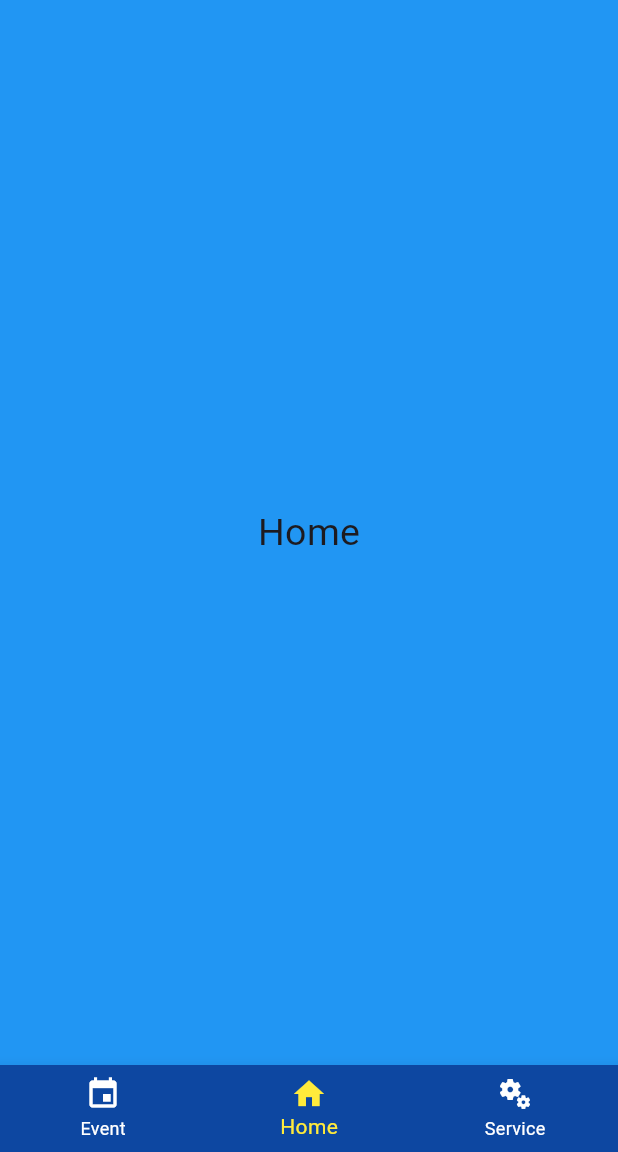
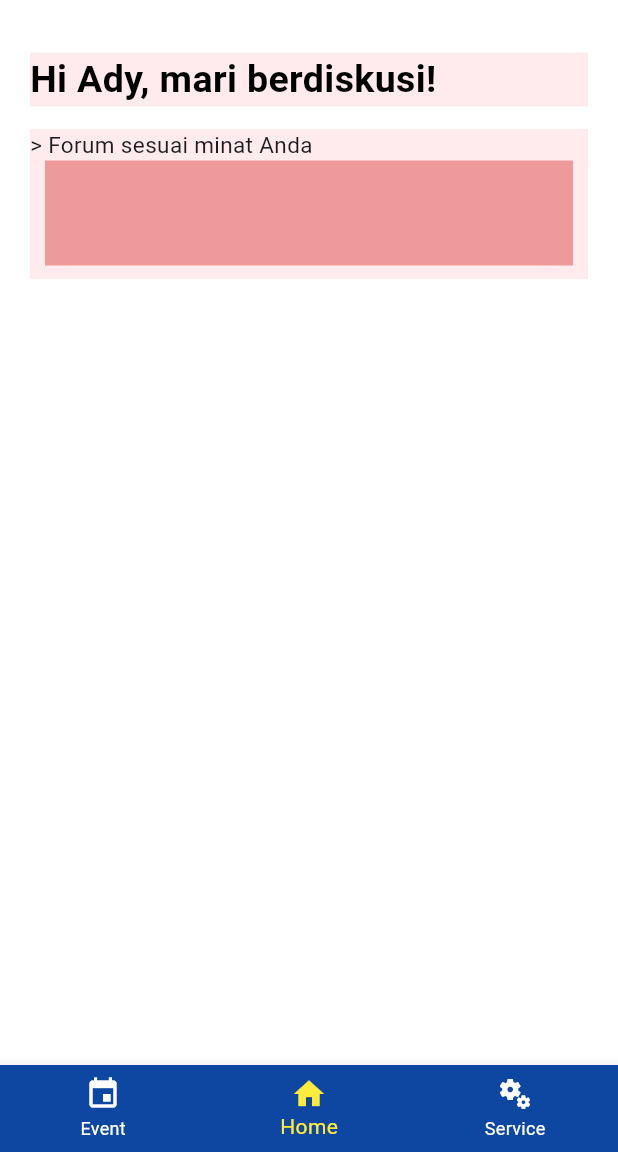
Before and after one commit to adyfp24/flutter-learn-basic, a Flutter app: the screen it shows after launch, swiped to page 2, on a phone screen of 412 x 824 dp, the part 84-1236 px from its top. Run offline on Flutter 3.47's test engine with Material 3 defaults, Android fonts, the phone set to English and light mode, and no system bars.

Commit message:
add homepage contents

```diff
--- a/lib/main.dart
+++ b/lib/main.dart
@@ -28,7 +28,7 @@ class MainScreen extends StatefulWidget {
 class _MainScreenState extends State<MainScreen> {
   String appBarTitle = "Ilkomerz"; // Judul default
 
-  PageController _pageController = PageController();
+  PageController _pageController = PageController( initialPage: 1);
   int currentIndexPage = 1;
 
   void switchPage(int index) {
@@ -54,6 +54,7 @@ class _MainScreenState extends State<MainScreen> {
   @override
   Widget build(BuildContext context) {
     return Scaffold(
+      backgroundColor: Colors.white,
       appBar: AppBar(
         title: HeaderApp(
           changedTittle: (title) {
@@ -62,7 +63,8 @@ class _MainScreenState extends State<MainScreen> {
         ),
         backgroundColor: Colors.blue[900],
       ),
-      body: PageView(
+      body:
+      PageView(
         controller: _pageController,
         onPageChanged: switchPage,
         children: [
--- a/lib/pages/homepage.dart
+++ b/lib/pages/homepage.dart
@@ -1,7 +1,7 @@
 import 'package:flutter/material.dart';
 
 class Homepage extends StatefulWidget {
-  const Homepage({ Key? key }) : super(key: key);
+  const Homepage({Key? key}) : super(key: key);
 
   @override
   State<Homepage> createState() => _HomepageState();
@@ -11,8 +11,46 @@ class _HomepageState extends State<Homepage> {
   @override
   Widget build(BuildContext context) {
     return Container(
-      color: Colors.blue,
-      child: Center(child: Text('Home', style: TextStyle(fontSize: 25),)),
+      margin: EdgeInsets.all(20),
+      color: Colors.white70,
+      child: Column(
+        crossAxisAlignment: CrossAxisAlignment.stretch,
+        children: [
+          Padding(
+              padding: EdgeInsets.symmetric(horizontal: 0),
+              child: Container(
+                color: Colors.red[50],
+                margin: EdgeInsets.only(bottom: 15, top: 15),
+                alignment: Alignment.topLeft,
+                child: Text(
+                  'Hi Ady, mari berdiskusi!',
+                  style: TextStyle(
+                      color: Colors.black,
+                      fontWeight: FontWeight.bold,
+                      fontSize: 25),
+                ),
+              )),
+          Container(
+            color: Colors.red[50],
+            height: 100,
+            margin: EdgeInsets.only(bottom: 15),
+            child: Column(
+              crossAxisAlignment: CrossAxisAlignment.stretch,
+              children: [
+                Text(
+                  '> Forum sesuai minat Anda',
+                  style: TextStyle(fontSize: 15, fontWeight: FontWeight.normal),
+                ),
+                Container(
+                  height: 70,
+                  color: Colors.red[200],
+                  margin: EdgeInsets.fromLTRB(10, 0, 10, 10),
+                )
+              ],
+            ),
+          )
+        ],
+      ),
     );
   }
 }
```
Also changed, not shown: pubspec.lock, 1 other file.
